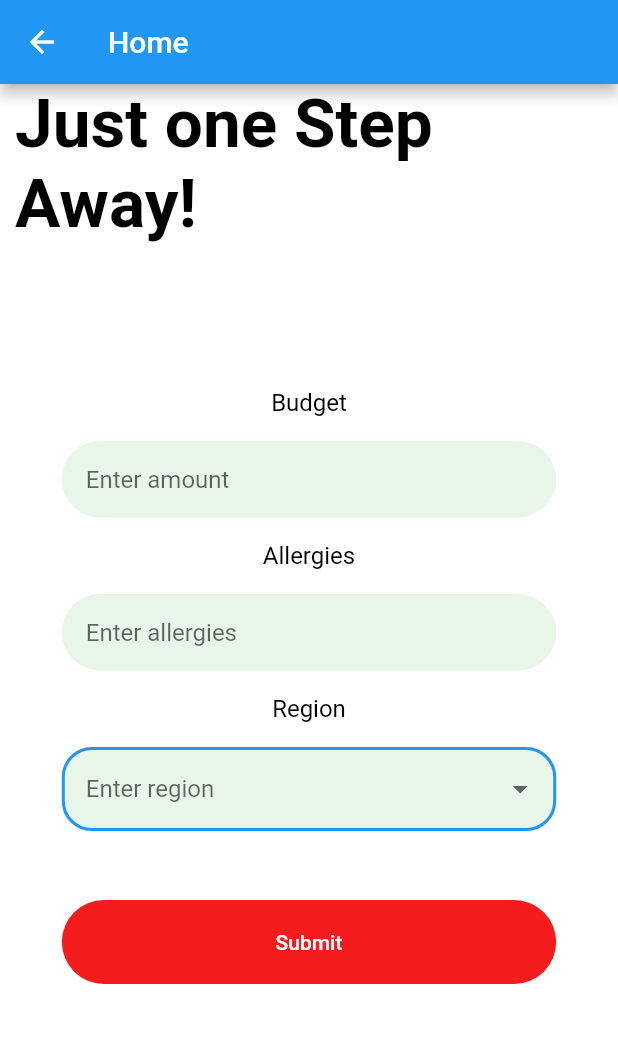
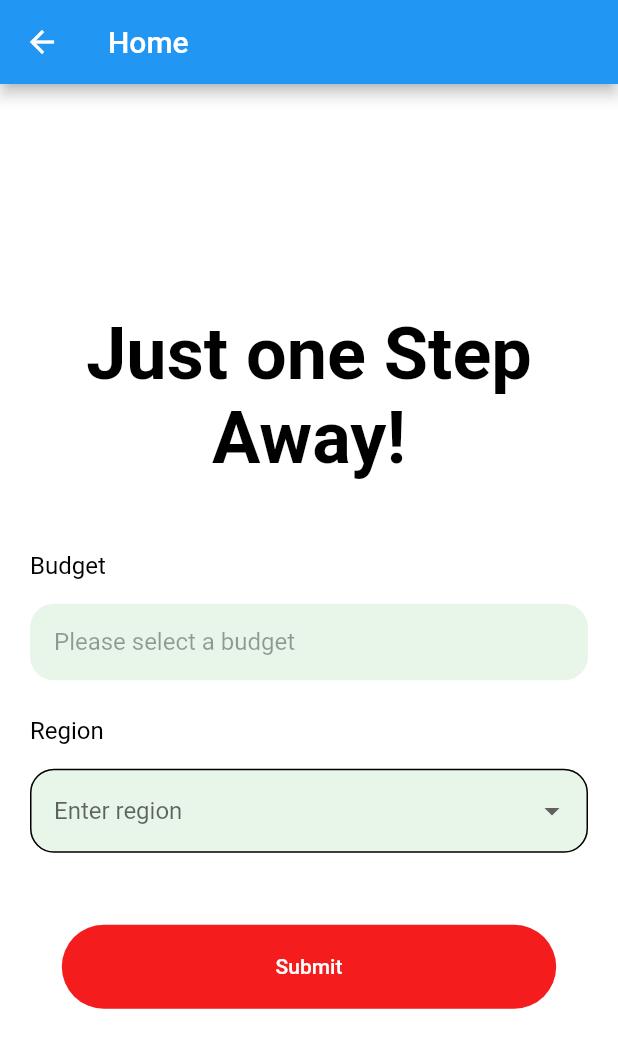
Before and after one commit to StephanieddQ1/MealMate, a Flutter app: the HomeScreen screen opened directly, on a phone screen of 412 x 824 dp. Shown: the top 1048 px of the screen. Run offline on Flutter 3.47's test engine with Material 2 defaults, Android fonts, the phone set to English and light mode, and no system bars.

Commit message:
fix: Budget dialog fixes and general ui fixes

```diff
--- a/mealmate/lib/screens/home/home_screen.dart
+++ b/mealmate/lib/screens/home/home_screen.dart
@@ -1,6 +1,7 @@
 import 'package:flutter/material.dart';
 import 'package:mealmate/constants.dart';
 import 'package:mealmate/screens/chat/chat_screen.dart';
+import 'package:mealmate/screens/home/widgets/budget_dialog.dart';
 
 class HomeScreen extends StatefulWidget {
   static const routeName = "/home_screen";
@@ -11,6 +12,13 @@ class HomeScreen extends StatefulWidget {
 }
 
 class _HomeScreenState extends State<HomeScreen> {
+  late final TextEditingController budgetController;
+
+  @override
+  void initState() {
+    super.initState();
+    budgetController = TextEditingController();
+  }
 
   @override
   Widget build(BuildContext context) {
@@ -25,82 +33,69 @@ class _HomeScreenState extends State<HomeScreen> {
         ),
       ),
       body: SafeArea(
-        child: SizedBox(
-          width: double.infinity,
-          height: 600,
+        child: Padding(
+          padding: const EdgeInsets.symmetric(horizontal: 20),
           child: Column(
             mainAxisAlignment: MainAxisAlignment.center,
             crossAxisAlignment: CrossAxisAlignment.center,
             children: <Widget>[
-              const Expanded(
-                flex: 5,
-              // add an image here
-                child: Padding(
-                  padding: EdgeInsets.symmetric(horizontal: 10),
+              const Center(
                 child: Text(
                   "Just one Step Away!",
+                  textAlign: TextAlign.center,
                   style: TextStyle(
                     color: Colors.black,
-                      fontSize: 45,
-                      fontWeight: FontWeight.bold
+                    fontSize: 48,
+                    fontWeight: FontWeight.bold,
                   ),
                 ),
               ),
-              ),
-
-              const SizedBox(height: 0),
-
-              const Padding(
-                padding: EdgeInsets.symmetric(horizontal: 20),
+              const SizedBox(height: 48),
+              const Align(
+                alignment: Alignment.centerLeft,
                 child: Text(
                   "Budget",
+                  textAlign: TextAlign.left,
                   style: TextStyle(
                     color: Colors.black,
                     fontSize: 16,
                   ),
                 ),
               ),
-              Padding(
-                padding: const EdgeInsets.symmetric(horizontal: 8, vertical: 16),
-                child: SizedBox(
-                  width: size.width * 0.8,
-                  child: TextField(decoration: InputDecoration(
+              const SizedBox(height: 16),
+              GestureDetector(
+                onTap: () async {
+                  final selectedValue = await showDialog(
+                    context: context,
+                    builder: (context) {
+                      return BudgetDialogWidget(size: size);
+                    },
+                  );
+
+                  setState(() {
+                    budgetController.text =
+                        selectedValue ?? 'Please select a budget';
+                  });
+                },
+                child: TextField(
+                  enabled: false,
+                  style: const TextStyle(
+                    color: Colors.black,
+                    fontSize: 16,
+                  ),
+                  controller: budgetController,
+                  decoration: InputDecoration(
                     border: OutlineInputBorder(
                       borderSide: BorderSide.none,
-                        borderRadius: BorderRadius.circular(50)
+                      borderRadius: BorderRadius.circular(16),
                     ),
-                      hintText: 'Enter amount'
+                    hintText: 'Please select a budget',
                   ),
                 ),
               ),
-                ),
-
-              const Padding(
-                padding: EdgeInsets.symmetric(horizontal: 20),
-                child: Text(
-                  "Allergies",
-                  style: TextStyle(
-                    color: Colors.black,
-                    fontSize: 16,
-                  ),
-                ),
-               ),
-
-              Padding(
-                padding: const EdgeInsets.symmetric(horizontal: 8, vertical: 16),
-                child: SizedBox(
-                  width: size.width * 0.8,
-                  child: TextField(
-                  decoration: InputDecoration(
-                      border: OutlineInputBorder(
-                        borderSide: BorderSide.none,
-                        borderRadius: BorderRadius.circular(50)
-                      ), hintText: 'Enter allergies'),
-                  ),
-                ),
-              ),
-              const Padding(
-                padding: EdgeInsets.symmetric(horizontal: 20),
+              const SizedBox(height: 24),
+              const Align(
+                alignment: Alignment.centerLeft,
                 child: Text(
                   "Region",
                   style: TextStyle(
@@ -109,31 +104,29 @@ class _HomeScreenState extends State<HomeScreen> {
                   ),
                 ),
               ),
-              Padding(
-                padding: const EdgeInsets.symmetric(horizontal: 8, vertical: 16),
-                child: SizedBox(
-                  width: size.width * 0.8,
+              const SizedBox(height: 16),
+              SizedBox(
+                // width: size.width * 0.8,
                 child: DropdownButtonFormField(
                   decoration: InputDecoration(
                       enabledBorder: OutlineInputBorder(
-                        borderSide: const BorderSide(color: Colors.blue, width: 2),
-                        borderRadius: BorderRadius.circular(20)
-                      ), hintText: 'Enter region'),
+                        borderRadius: BorderRadius.circular(16),
+                      ),
+                      hintText: 'Enter region'),
                   items: <String>[
+                    'Asia',
                     'Africa',
+                    'Europe',
+                    'America',
                     'Antarctica',
-                    'Asia',
-                    'Europe',
-                    'North America',
-                    'Oceania',
-                    'South America'
                   ].map((String value) {
                     return DropdownMenuItem<String>(
                       value: value,
                       child: Text(value),
                     );
                   }).toList(),
-                    validator: (value) => value == null ? "Select a country" : null,
+                  validator: (value) =>
+                      value == null ? "Select a country" : null,
                   value: selectedValue,
                   onChanged: (String? newValue) {
                     setState(() {
@@ -141,9 +134,8 @@ class _HomeScreenState extends State<HomeScreen> {
                     });
                   },
                 ),
-                )
               ),
-              const SizedBox(height: 30),
+              const SizedBox(height: 48),
               SizedBox(
                   width: size.width * 0.8,
                   child: ElevatedButton(
@@ -159,13 +151,11 @@ class _HomeScreenState extends State<HomeScreen> {
                       );
                     },
                     child: const Text("Submit"),
-                )
-              ),
+                  )),
             ],
           ),
         ),
       ),
     );
   }
-
 }
--- a/mealmate/lib/screens/welcome/welcome_screen.dart
+++ b/mealmate/lib/screens/welcome/welcome_screen.dart
@@ -19,9 +19,7 @@ class _WelcomeScreenState extends State<WelcomeScreen> {
       } else {
         return const NarrowLayout();
       }
-
-     })
-    );
+    }));
   }
 }
 
@@ -30,7 +28,7 @@ class WideLayout extends StatelessWidget {
 
   @override
   Widget build(BuildContext context) {
-    return Container(child:const NarrowLayout());
+    return const NarrowLayout();
   }
 }
 
```
Also changed, not shown: mealmate/lib/main.dart (+10 -15 lines), mealmate/lib/screens/home/widgets/budget_dialog.dart (added, +112 -0 lines). Lines whose indentation alone changed are shown as unchanged.
